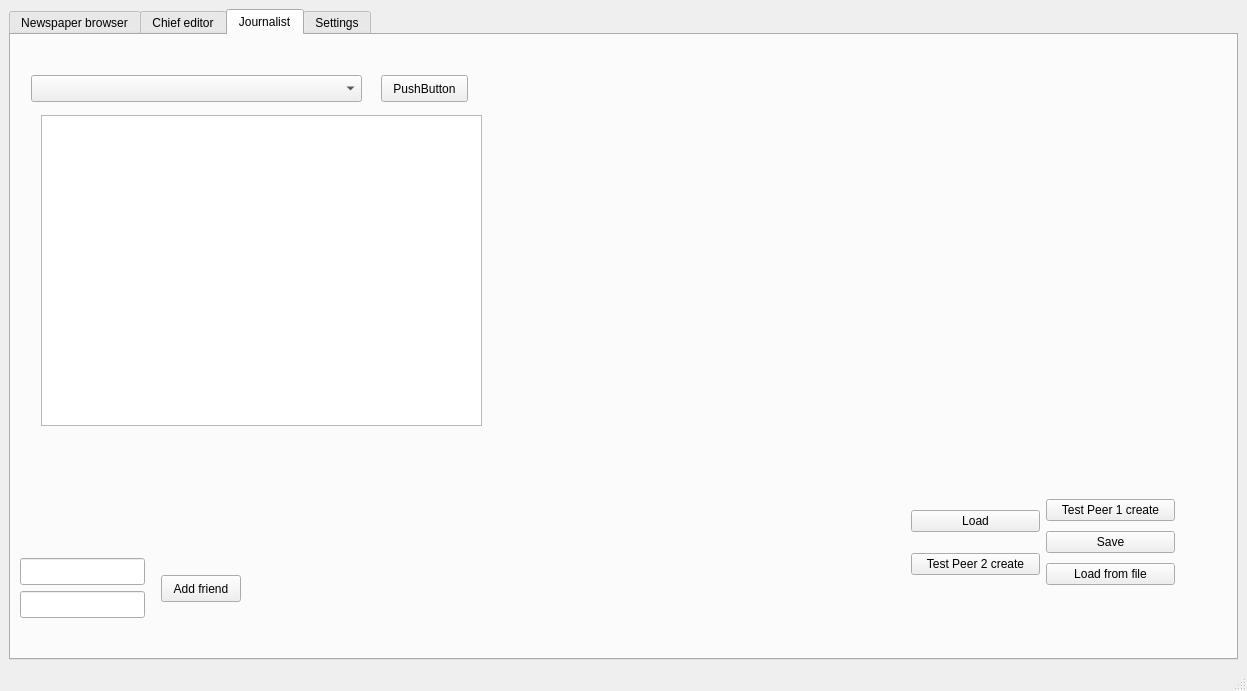
First picture: the form in mainwindow.ui, repository medvecm98/bp_program, before the edit.
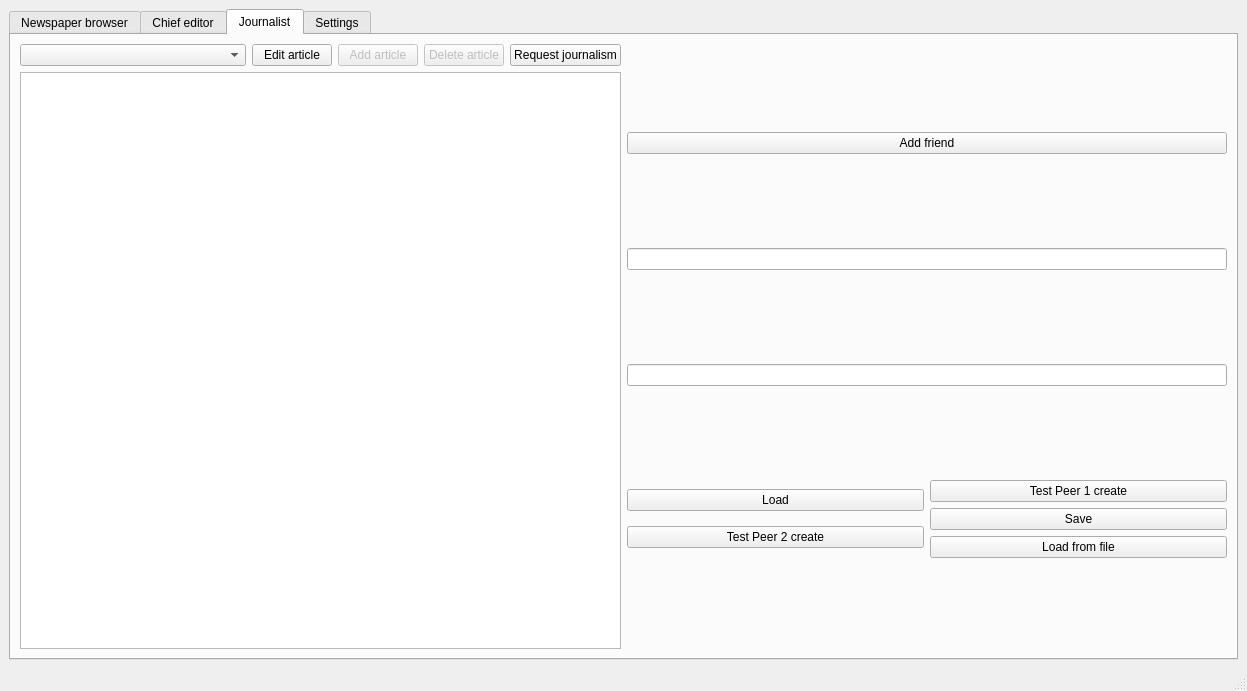
Second picture: the form after the edit. The open tabs and pages were chosen to show the change.

The edit to the form file:
```diff
--- a/mainwindow.ui
+++ b/mainwindow.ui
@@ -253,32 +253,6 @@
             </item>
             <item>
              <layout class="QHBoxLayout" name="horizontalLayout_7">
-              <item>
-               <widget class="QPushButton" name="pushButton_add_article">
-                <property name="enabled">
-                 <bool>false</bool>
-                </property>
-                <property name="sizePolicy">
-                 <sizepolicy hsizetype="Minimum" vsizetype="Fixed">
-                  <horstretch>0</horstretch>
-                  <verstretch>0</verstretch>
-                 </sizepolicy>
-                </property>
-                <property name="text">
-                 <string>Add article</string>
-                </property>
-               </widget>
-              </item>
-              <item>
-               <widget class="QPushButton" name="pushButton_delete_article">
-                <property name="enabled">
-                 <bool>false</bool>
-                </property>
-                <property name="text">
-                 <string>Delete article</string>
-                </property>
-               </widget>
-              </item>
               <item>
                <widget class="QPushButton" name="pushButton_print_peer">
                 <property name="enabled">
@@ -320,81 +294,83 @@
        <attribute name="title">
         <string>Journalist</string>
        </attribute>
-       <widget class="QLineEdit" name="lineEditFriendID">
-        <property name="geometry">
-         <rect>
-          <x>9</x>
-          <y>523</y>
-          <width>125</width>
-          <height>27</height>
-         </rect>
-        </property>
-       </widget>
-       <widget class="QLineEdit" name="lineEditFriends">
-        <property name="geometry">
-         <rect>
-          <x>9</x>
-          <y>556</y>
-          <width>125</width>
-          <height>27</height>
-         </rect>
-        </property>
-       </widget>
+       <layout class="QHBoxLayout" name="horizontalLayout_18">
+        <item>
+         <layout class="QVBoxLayout" name="verticalLayout_10">
+          <item>
+           <layout class="QHBoxLayout" name="horizontalLayout_17" stretch="10,1,1,1,1">
+            <item>
+             <widget class="QComboBox" name="comboBox_news_journalist"/>
+            </item>
+            <item>
+             <widget class="QPushButton" name="pushButton_edit_article">
+              <property name="text">
+               <string>Edit article</string>
+              </property>
+             </widget>
+            </item>
+            <item>
+             <widget class="QPushButton" name="pushButton_add_article">
+              <property name="enabled">
+               <bool>false</bool>
+              </property>
+              <property name="sizePolicy">
+               <sizepolicy hsizetype="Minimum" vsizetype="Fixed">
+                <horstretch>0</horstretch>
+                <verstretch>0</verstretch>
+               </sizepolicy>
+              </property>
+              <property name="text">
+               <string>Add article</string>
+              </property>
+             </widget>
+            </item>
+            <item>
+             <widget class="QPushButton" name="pushButton_delete_article">
+              <property name="enabled">
+               <bool>false</bool>
+              </property>
+              <property name="sizePolicy">
+               <sizepolicy hsizetype="Minimum" vsizetype="Fixed">
+                <horstretch>0</horstretch>
+                <verstretch>0</verstretch>
+               </sizepolicy>
+              </property>
+              <property name="text">
+               <string>Delete article</string>
+              </property>
+             </widget>
+            </item>
+            <item>
+             <widget class="QPushButton" name="pushButton_request_journalism">
+              <property name="text">
+               <string>Request journalism</string>
+              </property>
+             </widget>
+            </item>
+           </layout>
+          </item>
+          <item>
+           <widget class="QListWidget" name="listWidget_journalist_articles"/>
+          </item>
+         </layout>
+        </item>
+        <item>
+         <layout class="QVBoxLayout" name="verticalLayout_9">
+          <item>
        <widget class="QPushButton" name="pushButtonFriends">
-        <property name="geometry">
-         <rect>
-          <x>150</x>
-          <y>540</y>
-          <width>80</width>
-          <height>27</height>
-         </rect>
-        </property>
         <property name="text">
          <string>Add friend</string>
         </property>
        </widget>
-       <widget class="QComboBox" name="comboBox_news_journalist">
-        <property name="geometry">
-         <rect>
-          <x>20</x>
-          <y>40</y>
-          <width>331</width>
-          <height>27</height>
-         </rect>
-        </property>
-       </widget>
-       <widget class="QListWidget" name="listWidget_journalist_articles">
-        <property name="geometry">
-         <rect>
-          <x>30</x>
-          <y>80</y>
-          <width>441</width>
-          <height>311</height>
-         </rect>
-        </property>
-       </widget>
-       <widget class="QPushButton" name="pushButton_edit_article">
-        <property name="geometry">
-         <rect>
-          <x>370</x>
-          <y>40</y>
-          <width>87</width>
-          <height>27</height>
-         </rect>
-        </property>
-        <property name="text">
-         <string>PushButton</string>
-        </property>
-       </widget>
-       <widget class="QWidget" name="">
-        <property name="geometry">
-         <rect>
-          <x>900</x>
-          <y>460</y>
-          <width>264</width>
-          <height>97</height>
-         </rect>
-        </property>
+          </item>
+          <item>
+           <widget class="QLineEdit" name="lineEditFriendID"/>
+          </item>
+          <item>
+           <widget class="QLineEdit" name="lineEditFriends"/>
+          </item>
+          <item>
         <layout class="QHBoxLayout" name="horizontalLayout_9">
          <item>
           <layout class="QVBoxLayout" name="verticalLayout_5">
@@ -440,7 +416,10 @@
           </layout>
          </item>
         </layout>
-       </widget>
+          </item>
+         </layout>
+        </item>
+       </layout>
       </widget>
       <widget class="QWidget" name="tab">
        <attribute name="title">
```
Left out of the diff: 351 changed lines with no effect on the pictures. Lines whose indentation alone changed are shown as unchanged.
